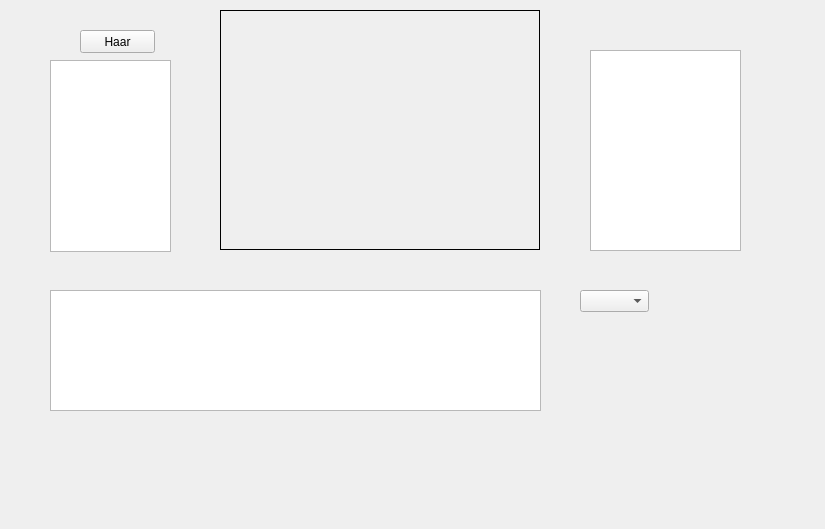
This is mainwindow.ui in radko-sabol/ht_interakcia_nao-okolie as Qt 5 draws it before an edit. The edited form follows.
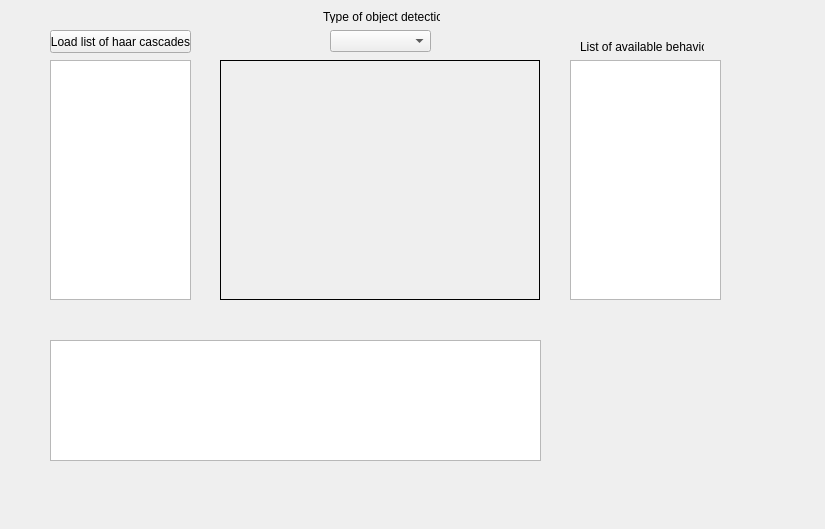
This is the edited form. Custom widgets are drawn as their Qt base class.

Commit message: Zmeny v hlavnom okne - sfunkcnenie vyberu metody detekcie objektov pomocou combo boxu - umoznenie pripojenia sa na lokalnu kameru v PC (pri IP adrese 127.0.0.1) - drobne upravy v GUI - jednoduche okomentovanie zdrojoveho kodu

```diff
--- a/mainwindow.ui
+++ b/mainwindow.ui
@@ -18,11 +18,17 @@
     <property name="geometry">
      <rect>
       <x>220</x>
-      <y>10</y>
+      <y>60</y>
       <width>320</width>
       <height>240</height>
      </rect>
     </property>
+    <property name="maximumSize">
+     <size>
+      <width>320</width>
+      <height>240</height>
+     </size>
+    </property>
     <property name="palette">
      <palette>
       <active>
@@ -448,14 +454,14 @@
    <widget class="QPushButton" name="pushButton">
     <property name="geometry">
      <rect>
-      <x>80</x>
+      <x>50</x>
       <y>30</y>
-      <width>75</width>
+      <width>141</width>
       <height>23</height>
      </rect>
     </property>
     <property name="text">
-     <string>Haar</string>
+     <string>Load list of haar cascades</string>
     </property>
    </widget>
    <widget class="QListWidget" name="listWidget">
@@ -463,8 +469,8 @@
      <rect>
       <x>50</x>
       <y>60</y>
-      <width>121</width>
-      <height>192</height>
+      <width>141</width>
+      <height>240</height>
      </rect>
     </property>
    </widget>
@@ -472,7 +478,7 @@
     <property name="geometry">
      <rect>
       <x>50</x>
-      <y>290</y>
+      <y>340</y>
       <width>491</width>
       <height>121</height>
      </rect>
@@ -481,21 +487,53 @@
    <widget class="QListWidget" name="listWidget_3">
     <property name="geometry">
      <rect>
-      <x>590</x>
-      <y>50</y>
+      <x>570</x>
+      <y>60</y>
       <width>151</width>
-      <height>201</height>
+      <height>240</height>
      </rect>
     </property>
    </widget>
    <widget class="QComboBox" name="comboBox">
     <property name="geometry">
      <rect>
-      <x>580</x>
-      <y>290</y>
-      <width>69</width>
+      <x>330</x>
+      <y>30</y>
+      <width>101</width>
       <height>22</height>
      </rect>
+    </property>
+    <property name="accessibleName">
+     <string/>
+    </property>
+    <property name="insertPolicy">
+     <enum>QComboBox::InsertAlphabetically</enum>
+    </property>
+   </widget>
+   <widget class="QLabel" name="label_2">
+    <property name="geometry">
+     <rect>
+      <x>580</x>
+      <y>40</y>
+      <width>124</width>
+      <height>13</height>
+     </rect>
+    </property>
+    <property name="text">
+     <string>List of available behaviors</string>
+    </property>
+   </widget>
+   <widget class="QLabel" name="label_3">
+    <property name="geometry">
+     <rect>
+      <x>323</x>
+      <y>10</y>
+      <width>117</width>
+      <height>13</height>
+     </rect>
+    </property>
+    <property name="text">
+     <string>Type of object detection</string>
     </property>
    </widget>
   </widget>
```
The commit also changes 2 other files.
